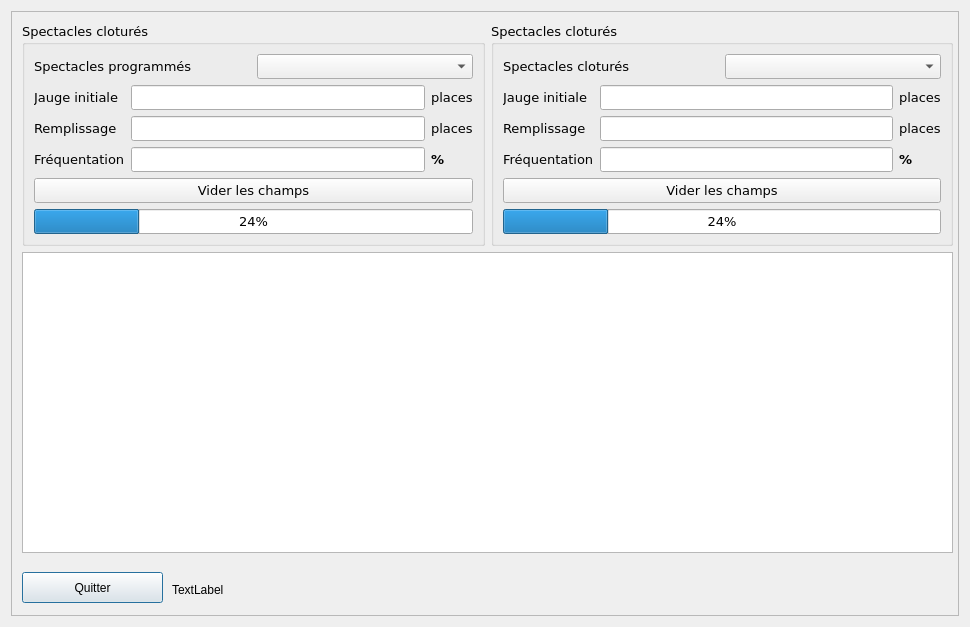
Qt form FestiClicC/frequentation.ui (FestiClic/FestiClic3) before a commit.
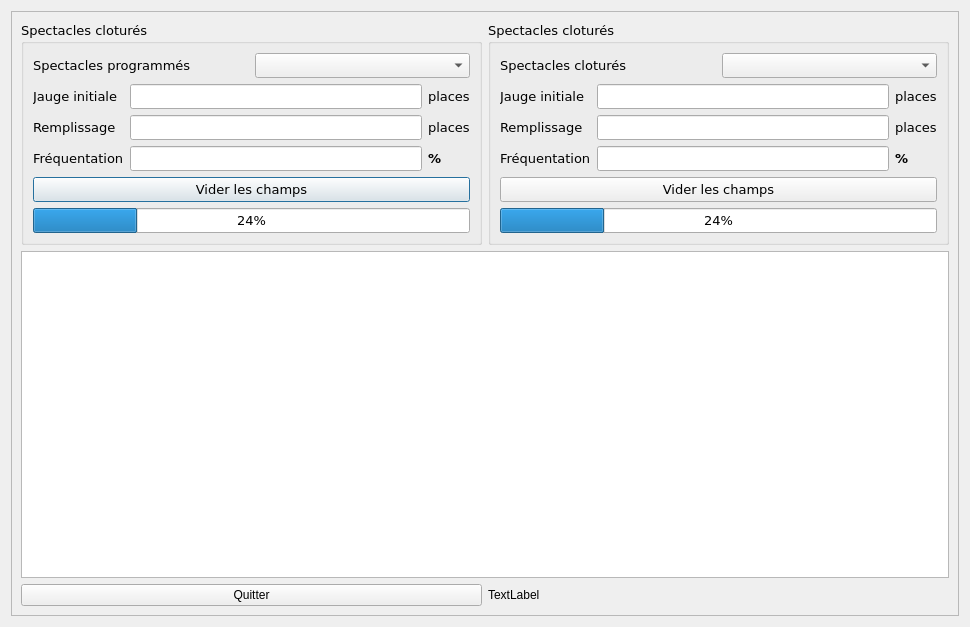
The same form after that commit.

```diff
--- a/FestiClicC/frequentation.ui
+++ b/FestiClicC/frequentation.ui
@@ -13,8 +13,8 @@
   <property name="windowTitle">
    <string>Dialog</string>
   </property>
-  <layout class="QGridLayout" name="gridLayout">
-   <item row="0" column="0">
+  <layout class="QVBoxLayout" name="verticalLayout_4">
+   <item>
     <widget class="QScrollArea" name="scrollArea">
      <property name="widgetResizable">
       <bool>true</bool>
@@ -28,41 +28,10 @@
         <height>607</height>
        </rect>
       </property>
-      <widget class="QLabel" name="cLabelAlerte">
-       <property name="geometry">
-        <rect>
-         <x>160</x>
-         <y>570</y>
-         <width>531</width>
-         <height>16</height>
-        </rect>
-       </property>
-       <property name="text">
-        <string>TextLabel</string>
-       </property>
-      </widget>
-      <widget class="QPushButton" name="cltBtnQuitter">
-       <property name="geometry">
-        <rect>
-         <x>10</x>
-         <y>560</y>
-         <width>141</width>
-         <height>31</height>
-        </rect>
-       </property>
-       <property name="text">
-        <string>Quitter</string>
-       </property>
-      </widget>
-      <widget class="QWidget" name="layoutWidget">
-       <property name="geometry">
-        <rect>
-         <x>10</x>
-         <y>10</y>
-         <width>931</width>
-         <height>531</height>
-        </rect>
-       </property>
+      <layout class="QVBoxLayout" name="verticalLayout_6">
+       <item>
+        <layout class="QVBoxLayout" name="verticalLayout_5">
+         <item>
        <layout class="QVBoxLayout" name="verticalLayout_3">
         <item>
          <layout class="QHBoxLayout" name="horizontalLayout_3">
@@ -308,7 +277,28 @@
          <widget class="QTableView" name="fTabV"/>
         </item>
        </layout>
-      </widget>
+         </item>
+         <item>
+          <layout class="QHBoxLayout" name="horizontalLayout_4">
+           <item>
+            <widget class="QPushButton" name="cltBtnQuitter">
+             <property name="text">
+              <string>Quitter</string>
+             </property>
+            </widget>
+           </item>
+           <item>
+            <widget class="QLabel" name="cLabelAlerte">
+             <property name="text">
+              <string>TextLabel</string>
+             </property>
+            </widget>
+           </item>
+          </layout>
+         </item>
+        </layout>
+       </item>
+      </layout>
      </widget>
     </widget>
    </item>
```
Lines whose indentation alone changed are shown as unchanged.
